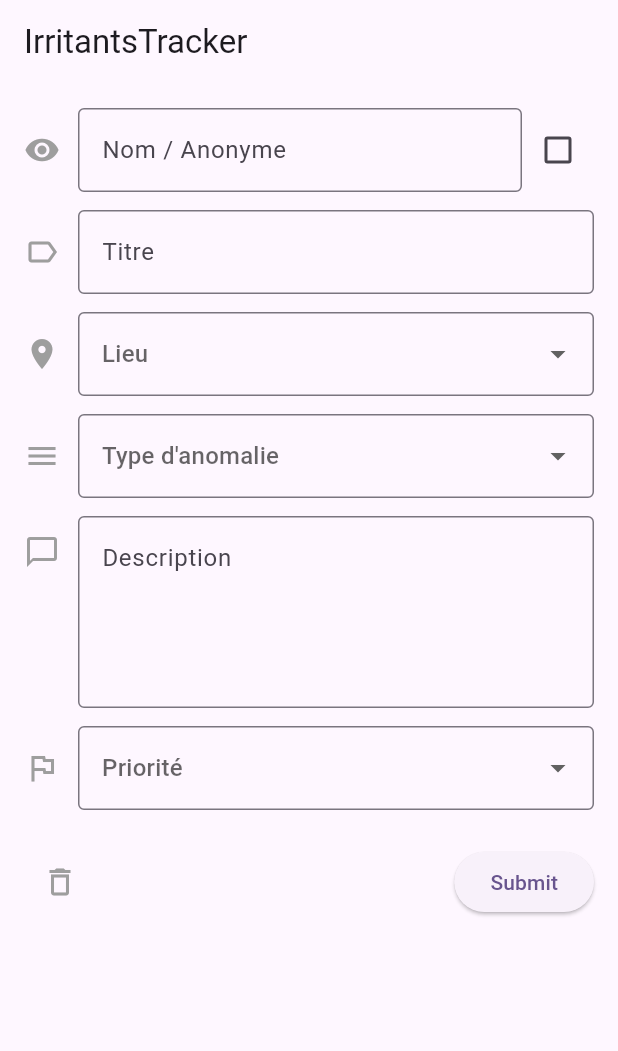
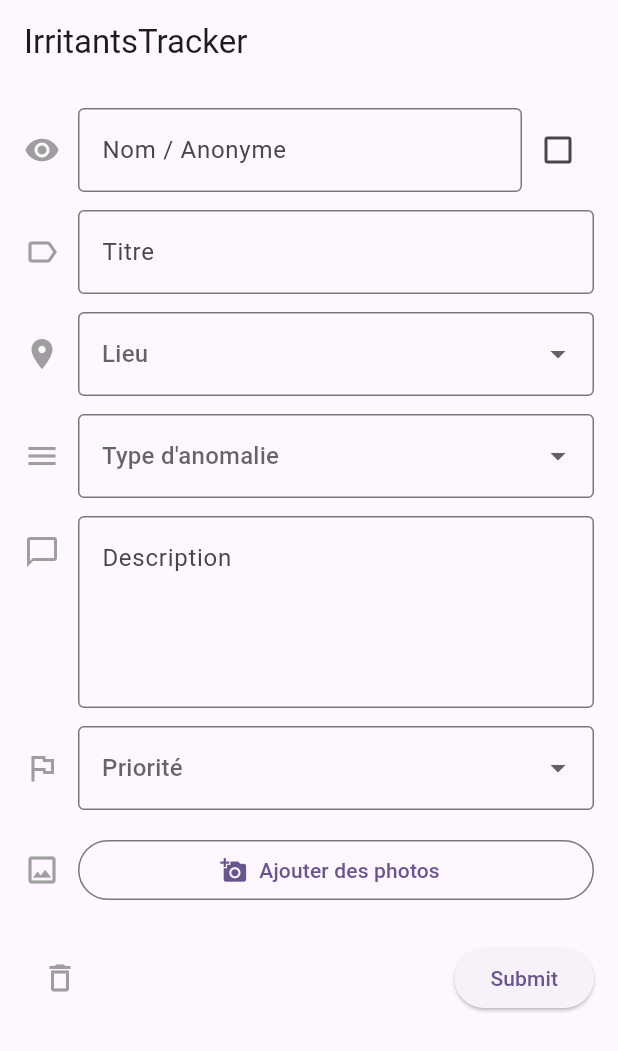
Before and after one commit to mpaitier/irritant_tracker, a Flutter app: the screen it shows after launch, after a tap on the "delete outline" icon, on a phone screen of 412 x 824 dp. Shown: the top 1051 px of the screen. Run offline on Flutter 3.47's test engine with Material 3 defaults, Android fonts, the phone set to English and light mode, and no system bars; our stand-ins replace cloud_firestore, firebase_core, firebase_storage, image_picker; accounts and stored records are empty; generated files the repository leaves out were written again.

Commit message:
take pictures and store them

```diff
--- a/lib/models/irritant.dart
+++ b/lib/models/irritant.dart
@@ -8,6 +8,7 @@ class Irritant {
   final String priorite;
   final String statut;
   final DateTime date;
+  final List<String> photosUrls; // Liste d'URLs au lieu d'une seule
 
   Irritant({
     this.id,
@@ -19,7 +20,9 @@ class Irritant {
     required this.priorite,
     this.statut = 'ouvert',
     DateTime? date,
-  }) : date = date ?? DateTime.now();
+    List<String>? photosUrls,
+  })  : date = date ?? DateTime.now(),
+        photosUrls = photosUrls ?? []; // Liste vide par défaut
 
   Map<String, dynamic> toMap() {
     return {
@@ -31,6 +34,7 @@ class Irritant {
       'priorite': priorite,
       'statut': statut,
       'date': date.toIso8601String(),
+      'photosUrls': photosUrls, // Firestore accepte les listes
     };
   }
 
@@ -45,6 +49,8 @@ class Irritant {
       priorite: map['priorite'] ?? 'Normale',
       statut: map['statut'] ?? 'ouvert',
       date: DateTime.parse(map['date']),
+      // Convertit la liste Firestore en List<String>
+      photosUrls: List<String>.from(map['photosUrls'] ?? []),
     );
   }
 }
--- a/lib/screens/add_irritant_screen.dart
+++ b/lib/screens/add_irritant_screen.dart
@@ -1,6 +1,8 @@
+import 'dart:io';
 import 'package:flutter/material.dart';
 import '../models/irritant.dart';
 import '../services/irritant_service.dart';
+import '../services/photo_service.dart'; // Import du service photo
 
 class AddIrritantScreen extends StatefulWidget {
   const AddIrritantScreen({super.key});
@@ -12,43 +14,86 @@ class AddIrritantScreen extends StatefulWidget {
 class _AddIrritantScreenState extends State<AddIrritantScreen> {
   final _formKey = GlobalKey<FormState>();
   final _irritantService = IrritantService();
+  final _photoService = PhotoService(); // Service photo dédié
 
-  bool _anonyme = false;
   final _nomController = TextEditingController();
   final _titreController = TextEditingController();
   final _descriptionController = TextEditingController();
 
+  bool _anonyme = false;
   String? _lieu;
   String? _type;
   String? _priorite;
+  List<File> _photos = []; // Liste de photos au lieu d'une seule
+  bool _chargement = false;
 
   final List<String> _lieux = [
-    'Salle de réunion A',
-    'Salle de réunion B',
-    'Open space',
-    'Cuisine',
-    'Couloir',
-    'Accueil',
-    'Autre',
+    'Salle de réunion A', 'Salle de réunion B', 'Open space',
+    'Cuisine', 'Couloir', 'Accueil', 'Autre',
   ];
+  final List<String> _types = [
+    'Équipement', 'Climatisation', 'Bruit', 'Éclairage', 'Propreté', 'Autre',
+  ];
+  final List<String> _priorites = ['Basse', 'Normale', 'Haute'];
 
-  final List<String> _types = [
-    'Équipement',
-    'Climatisation',
-    'Bruit',
-    'Éclairage',
-    'Propreté',
-    'Autre',
-  ];
+  // Affiche le choix caméra / galerie / plusieurs photos
+  void _afficherChoixPhoto() {
+    showModalBottomSheet(
+      context: context,
+      builder: (context) => SafeArea(
+        child: Column(
+          mainAxisSize: MainAxisSize.min,
+          children: [
+            ListTile(
+              leading: const Icon(Icons.camera_alt),
+              title: const Text('Prendre une photo'),
+              onTap: () async {
+                Navigator.pop(context);
+                final photo = await _photoService.prendrePhoto();
+                if (photo != null) setState(() => _photos.add(photo));
+              },
+            ),
+            ListTile(
+              leading: const Icon(Icons.photo_library),
+              title: const Text('Choisir une photo'),
+              onTap: () async {
+                Navigator.pop(context);
+                final photo = await _photoService.choisirDansGalerie();
+                if (photo != null) setState(() => _photos.add(photo));
+              },
+            ),
+            ListTile(
+              leading: const Icon(Icons.photo_library),
+              title: const Text('Choisir plusieurs photos'),
+              onTap: () async {
+                Navigator.pop(context);
+                final photos = await _photoService.choisirPlusieursPhotos();
+                setState(() => _photos.addAll(photos));
+              },
+            ),
+          ],
+        ),
+      ),
+    );
+  }
 
-  final List<String> _priorites = [
-    'Basse',
-    'Normale',
-    'Haute',
-  ];
+  void _reinitialiser() {
+    _formKey.currentState!.reset();
+    setState(() {
+      _anonyme = false;
+      _lieu = null;
+      _type = null;
+      _priorite = null;
+      _photos = [];
+    });
+    _nomController.clear();
+    _titreController.clear();
+    _descriptionController.clear();
+  }
 
   Future<void> _soumettre() async {
     if (!_formKey.currentState!.validate()) return;
+    setState(() => _chargement = true);
 
     final irritant = Irritant(
       nom: _anonyme ? 'Anonyme' : _nomController.text.trim(),
@@ -59,22 +104,16 @@ class _AddIrritantScreenState extends State<AddIrritantScreen> {
       priorite: _priorite!,
     );
 
-    await _irritantService.ajouterIrritant(irritant);
+    // Envoie l'irritant avec toutes les photos
+    await _irritantService.ajouterIrritant(irritant, photos: _photos);
+
+    setState(() => _chargement = false);
 
     if (mounted) {
       ScaffoldMessenger.of(context).showSnackBar(
         const SnackBar(content: Text('✅ Irritant signalé avec succès !')),
       );
-      _formKey.currentState!.reset();
-      setState(() {
-        _anonyme = false;
-        _lieu = null;
-        _type = null;
-        _priorite = null;
-      });
-      _nomController.clear();
-      _titreController.clear();
-      _descriptionController.clear();
+      _reinitialiser();
     }
   }
 
@@ -95,22 +134,17 @@ class _AddIrritantScreenState extends State<AddIrritantScreen> {
         child: ListView(
           padding: const EdgeInsets.all(16),
           children: [
+
             // Nom / Anonyme
             Row(
               children: [
-                Icon(
-                  _anonyme ? Icons.visibility_off : Icons.visibility,
-                  color: Colors.grey,
-                ),
+                Icon(_anonyme ? Icons.visibility_off : Icons.visibility, color: Colors.grey),
                 const SizedBox(width: 12),
                 Expanded(
                   child: TextFormField(
                     controller: _nomController,
                     enabled: !_anonyme,
-                    decoration: const InputDecoration(
-                      hintText: 'Nom / Anonyme',
-                      border: OutlineInputBorder(),
-                    ),
+                    decoration: const InputDecoration(hintText: 'Nom / Anonyme', border: OutlineInputBorder()),
                     validator: (value) {
                       if (!_anonyme && (value == null || value.isEmpty)) {
                         return 'Entrez un nom ou cochez Anonyme';
@@ -119,10 +153,7 @@ class _AddIrritantScreenState extends State<AddIrritantScreen> {
                     },
                   ),
                 ),
-                Checkbox(
-                  value: _anonyme,
-                  onChanged: (val) => setState(() => _anonyme = val!),
-                ),
+                Checkbox(value: _anonyme, onChanged: (val) => setState(() => _anonyme = val!)),
               ],
             ),
             const SizedBox(height: 12),
@@ -135,12 +166,8 @@ class _AddIrritantScreenState extends State<AddIrritantScreen> {
                 Expanded(
                   child: TextFormField(
                     controller: _titreController,
-                    decoration: const InputDecoration(
-                      hintText: 'Titre',
-                      border: OutlineInputBorder(),
-                    ),
-                    validator: (value) =>
-                        value == null || value.isEmpty ? 'Titre requis' : null,
+                    decoration: const InputDecoration(hintText: 'Titre', border: OutlineInputBorder()),
+                    validator: (value) => value == null || value.isEmpty ? 'Titre requis' : null,
                   ),
                 ),
               ],
@@ -154,17 +181,12 @@ class _AddIrritantScreenState extends State<AddIrritantScreen> {
                 const SizedBox(width: 12),
                 Expanded(
                   child: DropdownButtonFormField<String>(
-                    initialValue: _lieu,
+                    value: _lieu,
                     hint: const Text('Lieu'),
-                    decoration: const InputDecoration(
-                      border: OutlineInputBorder(),
-                    ),
-                    items: _lieux
-                        .map((l) => DropdownMenuItem(value: l, child: Text(l)))
-                        .toList(),
+                    decoration: const InputDecoration(border: OutlineInputBorder()),
+                    items: _lieux.map((l) => DropdownMenuItem(value: l, child: Text(l))).toList(),
                     onChanged: (val) => setState(() => _lieu = val),
-                    validator: (value) =>
-                        value == null ? 'Sélectionnez un lieu' : null,
+                    validator: (value) => value == null ? 'Sélectionnez un lieu' : null,
                   ),
                 ),
               ],
@@ -178,17 +200,12 @@ class _AddIrritantScreenState extends State<AddIrritantScreen> {
                 const SizedBox(width: 12),
                 Expanded(
                   child: DropdownButtonFormField<String>(
-                    initialValue: _type,
+                    value: _type,
                     hint: const Text("Type d'anomalie"),
-                    decoration: const InputDecoration(
-                      border: OutlineInputBorder(),
-                    ),
-                    items: _types
-                        .map((t) => DropdownMenuItem(value: t, child: Text(t)))
-                        .toList(),
+                    decoration: const InputDecoration(border: OutlineInputBorder()),
+                    items: _types.map((t) => DropdownMenuItem(value: t, child: Text(t))).toList(),
                     onChanged: (val) => setState(() => _type = val),
-                    validator: (value) =>
-                        value == null ? 'Sélectionnez un type' : null,
+                    validator: (value) => value == null ? 'Sélectionnez un type' : null,
                   ),
                 ),
               ],
@@ -208,13 +225,8 @@ class _AddIrritantScreenState extends State<AddIrritantScreen> {
                   child: TextFormField(
                     controller: _descriptionController,
                     maxLines: 4,
-                    decoration: const InputDecoration(
-                      hintText: 'Description',
-                      border: OutlineInputBorder(),
-                    ),
-                    validator: (value) => value == null || value.isEmpty
-                        ? 'Description requise'
-                        : null,
+                    decoration: const InputDecoration(hintText: 'Description', border: OutlineInputBorder()),
+                    validator: (value) => value == null || value.isEmpty ? 'Description requise' : null,
                   ),
                 ),
               ],
@@ -228,45 +240,100 @@ class _AddIrritantScreenState extends State<AddIrritantScreen> {
                 const SizedBox(width: 12),
                 Expanded(
                   child: DropdownButtonFormField<String>(
-                    initialValue: _priorite,
+                    value: _priorite,
                     hint: const Text('Priorité'),
-                    decoration: const InputDecoration(
-                      border: OutlineInputBorder(),
-                    ),
-                    items: _priorites
-                        .map((p) => DropdownMenuItem(value: p, child: Text(p)))
-                        .toList(),
+                    decoration: const InputDecoration(border: OutlineInputBorder()),
+                    items: _priorites.map((p) => DropdownMenuItem(value: p, child: Text(p))).toList(),
                     onChanged: (val) => setState(() => _priorite = val),
-                    validator: (value) =>
-                        value == null ? 'Sélectionnez une priorité' : null,
+                    validator: (value) => value == null ? 'Sélectionnez une priorité' : null,
                   ),
                 ),
               ],
             ),
+            const SizedBox(height: 16),
+
+            // Bouton ajouter photo
+            Row(
+              children: [
+                const Icon(Icons.image_outlined, color: Colors.grey),
+                const SizedBox(width: 12),
+                Expanded(
+                  child: OutlinedButton.icon(
+                    onPressed: _afficherChoixPhoto,
+                    icon: const Icon(Icons.add_a_photo),
+                    label: Text(_photos.isEmpty
+                        ? 'Ajouter des photos'
+                        : 'Ajouter une photo (${_photos.length} sélectionnée(s))'),
+                  ),
+                ),
+              ],
+            ),
+
+            // Grille d'aperçu des photos sélectionnées
+            if (_photos.isNotEmpty) ...[
+              const SizedBox(height: 12),
+              GridView.builder(
+                shrinkWrap: true,
+                physics: const NeverScrollableScrollPhysics(),
+                gridDelegate: const SliverGridDelegateWithFixedCrossAxisCount(
+                  crossAxisCount: 3,
+                  crossAxisSpacing: 8,
+                  mainAxisSpacing: 8,
+                ),
+                itemCount: _photos.length,
+                itemBuilder: (context, index) {
+                  return Stack(
+                    children: [
+                      // Aperçu de la photo
+                      ClipRRect(
+                        borderRadius: BorderRadius.circular(8),
+                        child: Image.file(
+                          _photos[index],
+                          fit: BoxFit.cover,
+                          width: double.infinity,
+                          height: double.infinity,
+                        ),
+                      ),
+                      // Bouton supprimer la photo
+                      Positioned(
+                        top: 4,
+                        right: 4,
+                        child: GestureDetector(
+                          onTap: () => setState(() => _photos.removeAt(index)),
+                          child: Container(
+                            decoration: const BoxDecoration(
+                              color: Colors.black54,
+                              shape: BoxShape.circle,
+                            ),
+                            child: const Icon(Icons.close, color: Colors.white, size: 18),
+                          ),
+                        ),
+                      ),
+                    ],
+                  );
+                },
+              ),
+            ],
+
             const SizedBox(height: 24),
 
-            // Boutons
+            // Boutons Reset et Submit
             Row(
               mainAxisAlignment: MainAxisAlignment.spaceBetween,
               children: [
                 IconButton(
-                  onPressed: () {
-                    _formKey.currentState!.reset();
-                    setState(() {
-                      _anonyme = false;
-                      _lieu = null;
-                      _type = null;
-                      _priorite = null;
-                    });
-                    _nomController.clear();
-                    _titreController.clear();
-                    _descriptionController.clear();
-                  },
+                  onPressed: _reinitialiser,
                   icon: const Icon(Icons.delete_outline, color: Colors.grey),
                 ),
                 ElevatedButton(
-                  onPressed: _soumettre,
-                  child: const Text('Submit'),
+                  onPressed: _chargement ? null : _soumettre,
+                  child: _chargement
+                      ? const SizedBox(
+                          width: 20,
+                          height: 20,
+                          child: CircularProgressIndicator(strokeWidth: 2),
+                        )
+                      : const Text('Submit'),
                 ),
               ],
             ),
```
Also changed, not shown: lib/services/irritant_service.dart (+36 -7 lines), lib/services/photo_service.dart (added, +75 -0 lines).
